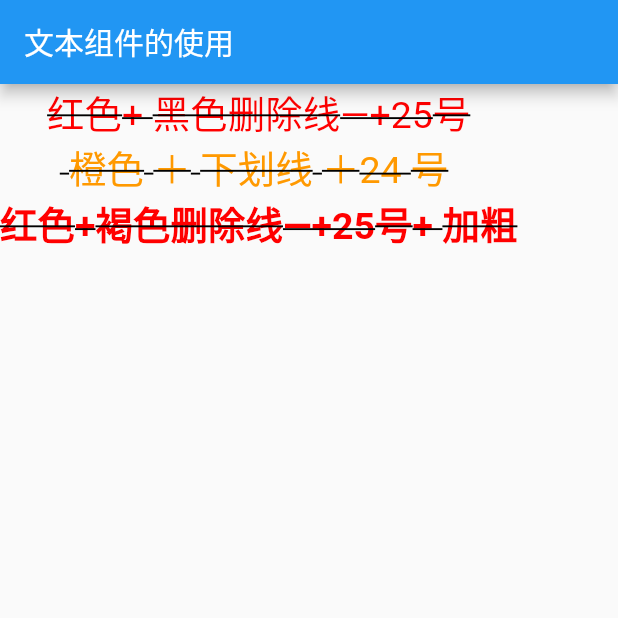
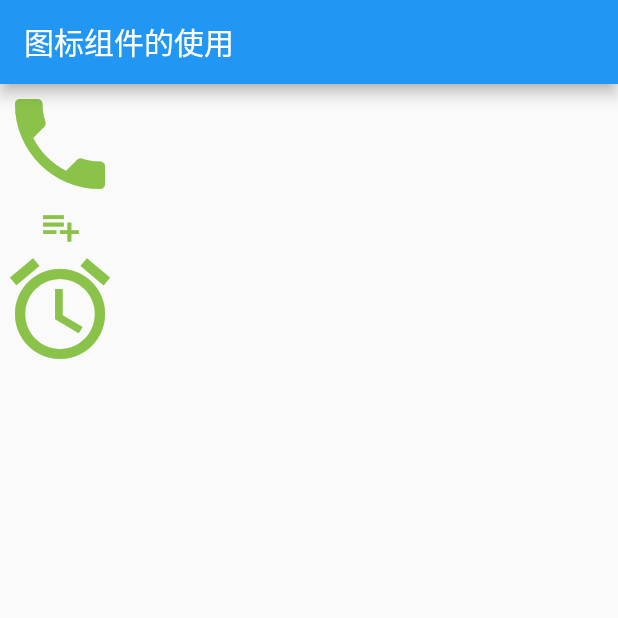
Before and after one commit to zhangjianliu/flutter_demo, a Flutter app: the screen it shows after launch, on a phone screen of 412 x 824 dp, the top half of it. Run offline on Flutter 3.47's test engine with Material 2 defaults, Android fonts, the phone set to English and light mode, and no system bars.

Commit message:
图标组件的使用

```diff
--- a/flutter_day01/lib/main.dart
+++ b/flutter_day01/lib/main.dart
@@ -6,34 +6,31 @@ class myApp extends StatelessWidget {
   @override
   Widget build(BuildContext context) {
     return MaterialApp(
-        title: '文本组件的使用',
+      title: '图标组件的使用',
       home: Scaffold(
         appBar: AppBar(
-            title: Text('文本组件的使用'),
+          title: Text('图标组件的使用'),
         ),
         body: new Column(
           children: <Widget>[
-              new Text('红色+ 黑色删除线—+25号',
-                  style: new TextStyle(
-                      color: const Color(0xffff0000),
-                      decoration: TextDecoration.lineThrough,
-                      decorationColor: const Color(0xff000000),
-                      fontSize: 25.0)),
-              new Text(' 橙色 ＋ 下划线 ＋24 号 ',
-                  style: new TextStyle(
-                      color: const Color(0xffff9900),
-                      decoration: TextDecoration.lineThrough,
-                      decorationColor: const Color(0xff000000),
-                      fontSize: 25.0)),
-              new Text('红色+褐色删除线—+25号+ 加粗',
-                  style: new TextStyle(
-                      color: const Color(0xffff0000),
-                      decoration: TextDecoration.lineThrough,
-                      decorationColor: const Color(0xff000000),
-                      fontWeight: FontWeight.bold,
-                      fontSize: 25.0)),
+            new Icon(
+              Icons.phone,
+              color: Colors.lightGreen,
+              size: 80.0,
+            ),
+            new Icon(
+              Icons.playlist_add,
+              color: Colors.lightGreen,
+              size: 30.0,
+            ),
+            new Icon(
+              Icons.access_alarm,
+              color: Colors.lightGreen,
+              size: 80.0,
+            ),
           ],
         ),
-        ));
+      ),
+    );
   }
 }
```
Lines whose indentation alone changed are shown as unchanged.
